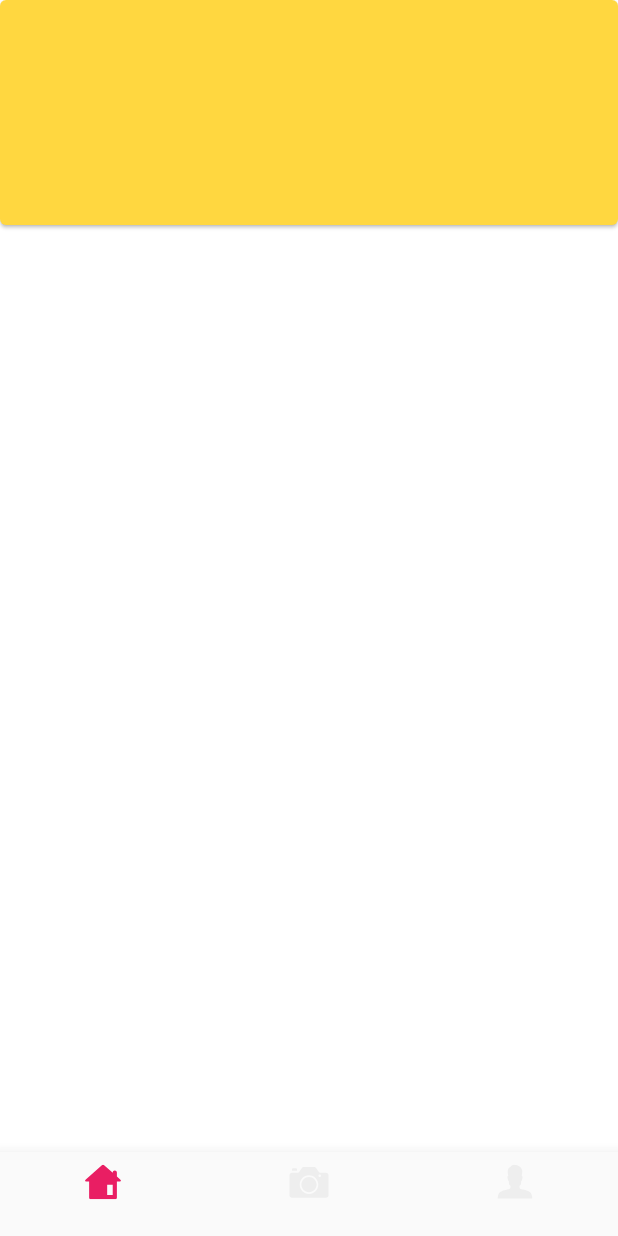
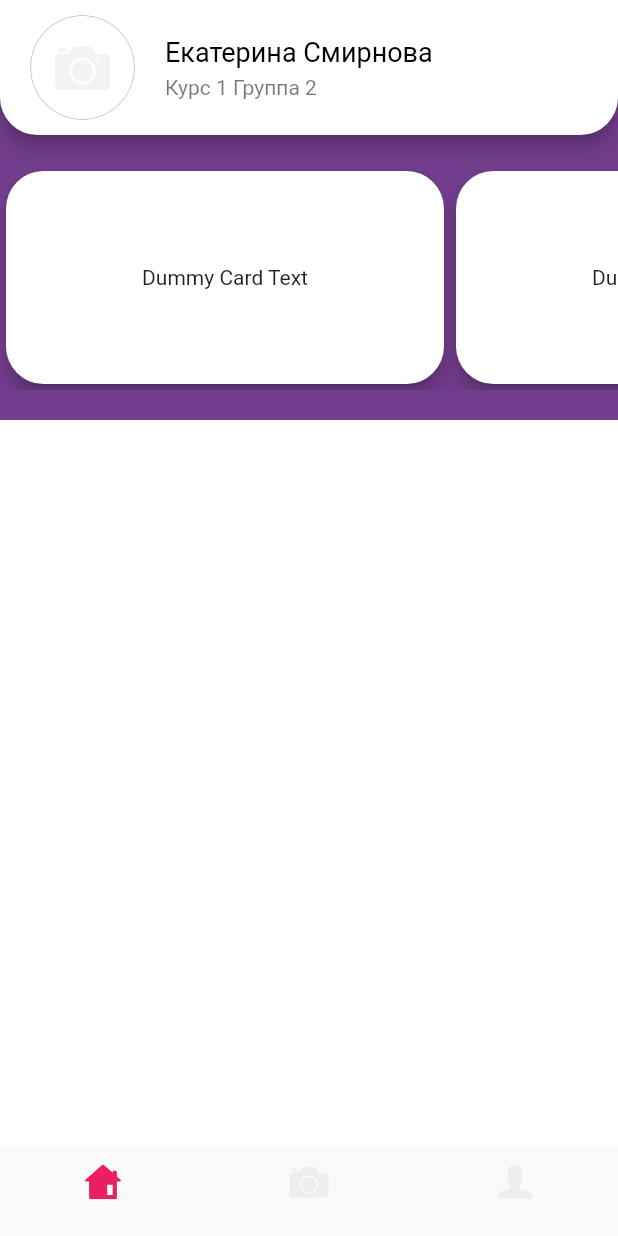
Before and after one commit to Fyordo/IStudent-Flutter, a Flutter app: the screen it shows after launch, on a phone screen of 412 x 824 dp. Run offline on Flutter 3.47's test engine with Material 2 defaults, Android fonts, the phone set to English and light mode, and no system bars; our stand-ins replace bloc, floating_bottom_navigation_bar, flutter_bloc, flutter_svg.

Commit message:
working at the home screen updade, add header

```diff
--- a/lib/bottom bar/home/home_page.dart
+++ b/lib/bottom bar/home/home_page.dart
@@ -3,15 +3,18 @@ import 'package:flutter/material.dart';
 import 'package:flutter_bloc/flutter_bloc.dart';
 import 'package:i_student/bloc/home_page_bloc/home_page_bloc.dart';
 
+import 'widgets/head_lessons.dart';
+import 'widgets/header.dart';
+import 'widgets/user_header.dart';
+
 class HomePage extends StatefulWidget {
   HomePage({Key? key}) : super(key: key);
-
+  String avatar = '';
   @override
   _HomePageState createState() => _HomePageState();
 }
 
 class _HomePageState extends State<HomePage> {
-
   late bool profileFlag;
   late bool lectionsFlag;
   late bool newsFlag;
@@ -29,9 +32,8 @@ late bool lectorFlag;
   Widget build(BuildContext context) {
     return Scaffold(
       body: BlocConsumer<HomePageBloc, HomePageState>(listener: (c, state) {
-
-        if (state is  HomePageUserInfoLoaded) {
-          if (1==1) {
+        if (state is HomePageUserInfoLoaded) {
+          if (1 == 1) {
             //Constants.isInSystem = true;
 
           } else {
@@ -42,21 +44,15 @@ late bool lectorFlag;
 
         //*/
       }, builder: (context, state) {
-        if (state is !HomePageLoading) {
-          return Center(
-              child: CupertinoActivityIndicator());
+        if (state is! HomePageLoading) {
+          return Center(child: CupertinoActivityIndicator());
         } else {
-          return Column(
-
-            children: [ Container(
-                        width: double.infinity,
-                        height: 150,
-                        child: Card(
-                          margin: EdgeInsets.only(top: 0, left: 0, right: 0),
-
-                          color: Colors.amberAccent,
-                        ))],
-
+          return SingleChildScrollView(
+            child: Column(
+              children: [
+               HeaderHomePage()
+              ],
+            ),
           );
         }
       }),
--- /dev/null
+++ b/lib/bottom bar/home/widgets/head_lessons.dart
@@ -0,0 +1,29 @@
+import 'package:flutter/material.dart';
+
+class HeadLessons extends StatelessWidget {
+  const HeadLessons({ Key? key }) : super(key: key);
+
+  @override
+  Widget build(BuildContext context) {
+    return Container(
+                    margin: EdgeInsets.symmetric(vertical: 20),
+                    height: 150.0,
+                    child: ListView.builder(
+                      physics: ClampingScrollPhysics(),
+                      shrinkWrap: true,
+                      scrollDirection: Axis.horizontal,
+                      itemCount: 15,
+                      itemBuilder: (BuildContext context, int index) => Container(
+                        width: 300,
+                        child: Card(
+                          elevation: 5,
+                          shape: RoundedRectangleBorder(
+                            borderRadius: BorderRadius.all(Radius.circular(25)),
+                          ),
+                          child: Center(child: Text('Dummy Card Text')),
+                        ),
+                      ),
+                    ),
+                  );
+  }
+}
--- /dev/null
+++ b/lib/bottom bar/home/widgets/header.dart
@@ -0,0 +1,29 @@
+import 'package:flutter/material.dart';
+
+
+import 'head_lessons.dart';
+import 'user_header.dart';
+
+class HeaderHomePage extends StatefulWidget {
+  const HeaderHomePage({ Key? key }) : super(key: key);
+
+  @override
+  _HeaderHomePageState createState() => _HeaderHomePageState();
+}
+
+class _HeaderHomePageState extends State<HeaderHomePage> {
+  @override
+  Widget build(BuildContext context) {
+    return  Container(
+                  color: Theme.of(context).bottomAppBarColor,
+                  child: Column(
+                    mainAxisAlignment: MainAxisAlignment.start,
+                    crossAxisAlignment: CrossAxisAlignment.start,
+                    children: [
+                      HeaderHomeScreen(''),
+                      HeadLessons(),
+                    ],
+                  ),
+                );
+  }
+}
--- /dev/null
+++ b/lib/bottom bar/home/widgets/user_header.dart
@@ -0,0 +1,61 @@
+import 'package:flutter/material.dart';
+
+class HeaderHomeScreen extends StatelessWidget {
+
+  String avatar;
+  HeaderHomeScreen(this.avatar);
+  @override
+  Widget build(BuildContext context) {
+    return Container(
+                  width: double.infinity,
+                  child: Card(
+                    elevation: 5,
+                    margin: EdgeInsets.only(top: 0, left: 0, right: 0),
+                    shape: RoundedRectangleBorder(
+                      borderRadius: BorderRadius.only(
+                          bottomRight: Radius.circular(25),
+                          bottomLeft: Radius.circular(25)),
+                    ),
+
+                    child: Row(children: [
+                      Container(
+                        margin: EdgeInsets.symmetric(horizontal: 10),
+                        child: CircleAvatar(
+                          radius: 45,
+                          child: ClipOval(
+                              child: new SizedBox(
+                            width: 70.0,
+                            height: 70.0,
+                            child: avatar != ''
+                                ? Image.network(
+                                    avatar,
+                                    fit: BoxFit.fill,
+                                    errorBuilder: (context, error, stackTrace) {
+                                      return Image.asset(
+                                          'assets/images/user_without_photo.png');
+                                    },
+                                  )
+                                : Image.asset(
+                                    'assets/images/user_without_photo.png',
+                                    fit: BoxFit.fill,
+                                  ),
+                            //),
+                            //
+                          )),
+                          backgroundColor: Colors.transparent,
+                        ),
+                      ),
+
+                      Column(
+                        crossAxisAlignment: CrossAxisAlignment.start,
+                        children:[
+
+                            Text("Екатерина Смирнова",style: TextStyle(color: Theme.of(context).hintColor, fontSize: 18, fontWeight: FontWeight.w400)),
+                            SizedBox(height: 5),
+                            Text("Курс 1 Группа 2", style: TextStyle(color: Theme.of(context).highlightColor),)
+
+                      ])
+                    ]),
+                  ));
+  }
+}
--- a/lib/provider/theme_provider/theme_provider.dart
+++ b/lib/provider/theme_provider/theme_provider.dart
@@ -26,5 +26,7 @@ class MyThemes {
       colorScheme: ColorScheme.light(),
       primaryColor: Constants.hexToColor("#6B3286"),
       bottomAppBarColor: Constants.hexToColor("#6B3286", alphaChannel: 'F1'),
+      hintColor: Colors.black,
+      highlightColor: Colors.black54
       );
 }
```
Also changed, not shown: assets/images/user_without_photo.png (added). Lines whose indentation alone changed are shown as unchanged.
